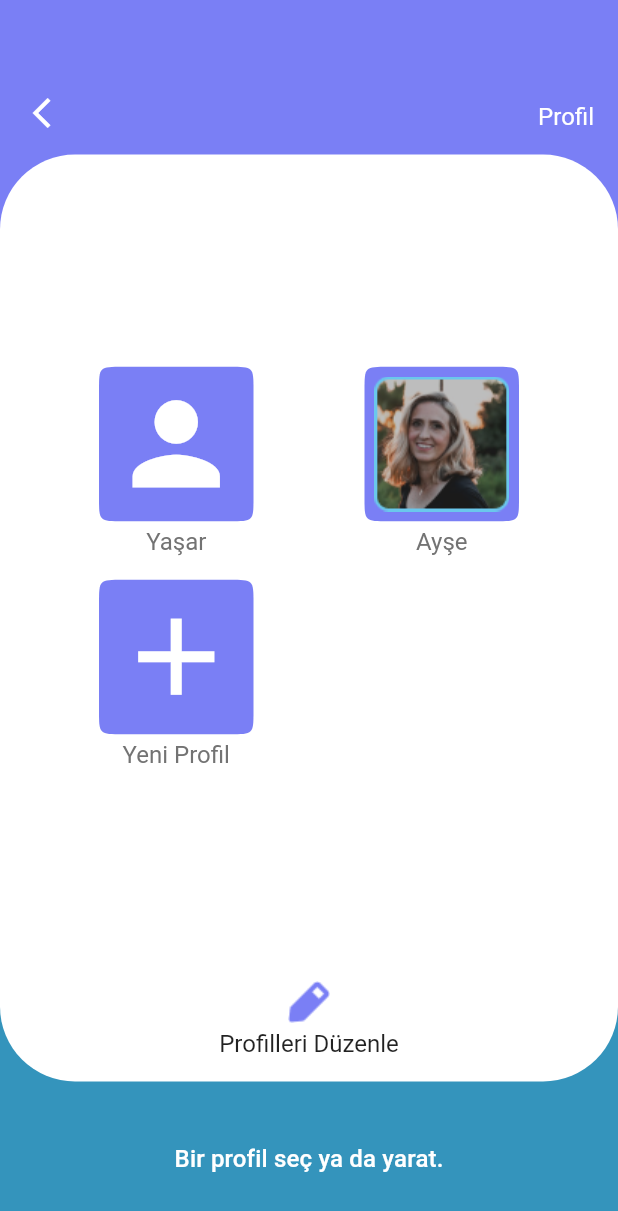
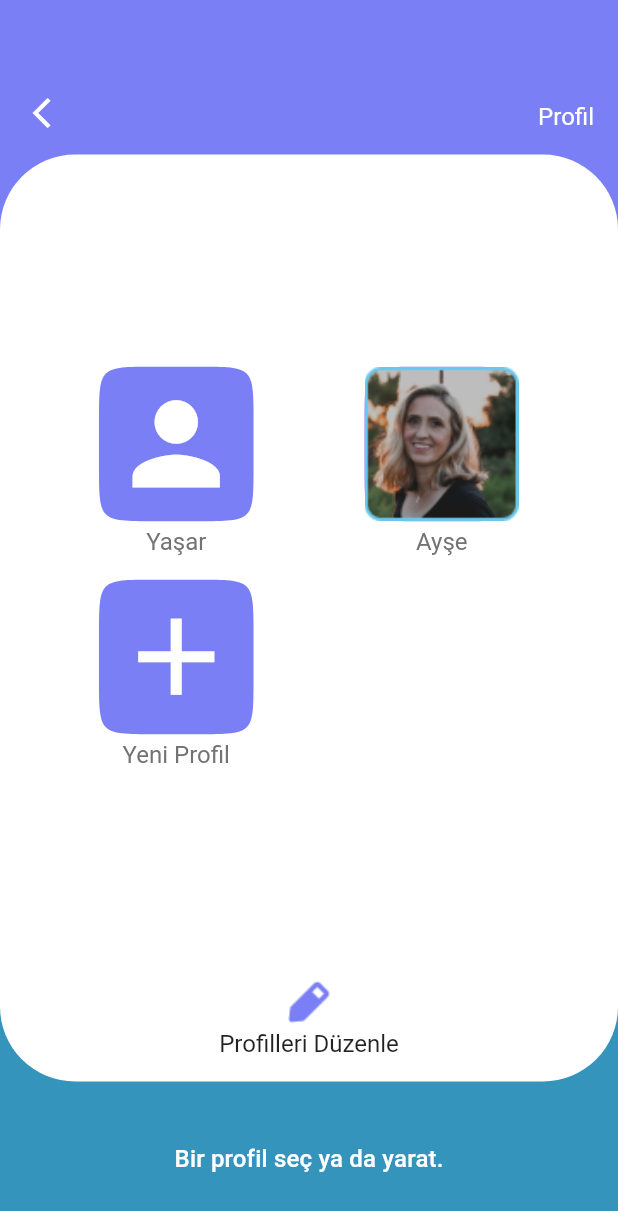
Before and after one commit to hasan-ciftci/dodi, a Flutter app: the EvaluationOverviewView screen opened by its route, after a tap on the "person" icon, on a phone screen of 412 x 824 dp. Shown: the top 1211 px of the screen. Run offline on Flutter 3.47's test engine with Material 2 defaults, Android fonts, the phone set to English and light mode, and no system bars; our stand-ins replace auto_size_text, charts_flutter, flutter_screenutil, mask_text_input_formatter.

Commit message:
Responsivity improvements and app name change.

```diff
--- a/lib/main.dart
+++ b/lib/main.dart
@@ -33,6 +33,7 @@
     return ScreenUtilInit(
       designSize: Size(360, 690),
       builder: () => MaterialApp(
+        debugShowCheckedModeBanner: false,
         builder: (context, child) => MediaQuery(
           child: child,
           data: MediaQuery.of(context).copyWith(textScaleFactor: 1.0),
--- a/lib/view/evaluation_overview_view.dart
+++ b/lib/view/evaluation_overview_view.dart
@@ -175,6 +175,7 @@
                     children: [
                       Expanded(
                         child: Row(
+                          mainAxisAlignment: MainAxisAlignment.spaceBetween,
                           children: [
                             Column(
                               crossAxisAlignment: CrossAxisAlignment.start,
@@ -183,21 +184,21 @@
                                   color: Colors.pinkAccent,
                                   text: 'Matematik',
                                   isSquare: false,
-                                  size: 8,
+                                  size: 8.sp,
                                   textColor: Colors.pinkAccent,
                                 ),
                                 Indicator(
                                   color: Colors.blue,
                                   text: 'Hayat Bilgisi',
                                   isSquare: false,
-                                  size: 8,
+                                  size: 8.sp,
                                   textColor: Colors.blue,
                                 ),
                                 Indicator(
                                   color: Colors.purple,
                                   text: 'İngilizce',
                                   isSquare: false,
-                                  size: 8,
+                                  size: 8.sp,
                                   textColor: Colors.purple,
                                 ),
                               ],
@@ -210,7 +211,7 @@
                                       .textTheme
                                       .bodyText1
                                       .copyWith(
-                                          fontSize: 16,
+                                          fontSize: 16.sp,
                                           color: Colors.pinkAccent),
                                 ),
                                 Text(
@@ -219,7 +220,7 @@
                                       .textTheme
                                       .bodyText1
                                       .copyWith(
-                                          fontSize: 16, color: Colors.blue),
+                                          fontSize: 16.sp, color: Colors.blue),
                                 ),
                                 Text(
                                   "%30",
@@ -227,7 +228,7 @@
                                       .textTheme
                                       .bodyText1
                                       .copyWith(
-                                        fontSize: 16,
+                                        fontSize: 16.sp,
                                         color: Colors.purple,
                                       ),
                                 ),
@@ -248,21 +249,21 @@
                                   color: Colors.amber,
                                   text: 'Türkçe',
                                   isSquare: false,
-                                  size: 8,
+                                  size: 8.sp,
                                   textColor: Colors.amber,
                                 ),
                                 Indicator(
                                   color: Colors.deepPurpleAccent,
                                   text: 'Zeka',
                                   isSquare: false,
-                                  size: 8,
+                                  size: 8.sp,
                                   textColor: Colors.deepPurpleAccent,
                                 ),
                                 Indicator(
                                   color: Colors.green,
                                   text: 'Fen Bilimleri',
                                   isSquare: false,
-                                  size: 8,
+                                  size: 8.sp,
                                   textColor: Colors.green,
                                 ),
                               ],
@@ -275,7 +276,7 @@
                                       .textTheme
                                       .bodyText1
                                       .copyWith(
-                                          fontSize: 16, color: Colors.amber),
+                                          fontSize: 16.sp, color: Colors.amber),
                                 ),
                                 Text(
                                   "%40",
@@ -283,7 +284,7 @@
                                       .textTheme
                                       .bodyText1
                                       .copyWith(
-                                          fontSize: 16,
+                                          fontSize: 16.sp,
                                           color: Colors.deepPurpleAccent),
                                 ),
                                 Text(
@@ -292,7 +293,7 @@
                                       .textTheme
                                       .bodyText1
                                       .copyWith(
-                                          fontSize: 16, color: Colors.green),
+                                          fontSize: 16.sp, color: Colors.green),
                                 ),
                               ],
                             )
@@ -639,7 +640,7 @@
         ),
         Text(
           text,
-          style: TextStyle(fontSize: 16, color: textColor),
+          style: TextStyle(fontSize: 16.sp, color: textColor),
         )
       ],
     );
--- a/lib/view/solutions/solutions_grade_twelve_view.dart
+++ b/lib/view/solutions/solutions_grade_twelve_view.dart
@@ -3,6 +3,7 @@
 
 import '../../core/constants/image_constants.dart';
 import '../finish_test_screen.dart';
+import 'package:flutter_screenutil/flutter_screenutil.dart';
 
 class SolutionsGradeTwelveView extends StatefulWidget {
   @override
@@ -140,10 +141,12 @@
               ),
               child: Column(
                 children: [
-                  Image.asset(ImageConstants.instance.video),
+                  SizedBox(
+                      height:size.height * .3,
+                      child: Image.asset(ImageConstants.instance.video,fit: BoxFit.contain,)),
                   Spacer(),
                   Text(
-                    "1. Sınıflar için Görsel Algı ve Dikkat Testi Soru Çözüm Videosu",
+                    "Soru Çözüm Videosu",
                     style: Theme.of(context)
                         .textTheme
                         .subtitle1
@@ -169,7 +172,7 @@
     return Stack(
       children: [
         Padding(
-          padding: EdgeInsets.only(bottom: 32.0),
+          padding: EdgeInsets.only(bottom: 32.0.sp),
           child: SingleChildScrollView(
             physics: BouncingScrollPhysics(),
             padding: EdgeInsets.symmetric(horizontal: 50),
--- a/lib/widget/profile_widget.dart
+++ b/lib/widget/profile_widget.dart
@@ -1,5 +1,6 @@
 import 'package:dodi/core/constants/image_constants.dart';
 import 'package:flutter/material.dart';
+import 'package:flutter_screenutil/flutter_screenutil.dart';
 
 class ProfileWidget extends StatefulWidget {
   final String name;
@@ -35,13 +36,13 @@
                 decoration: ShapeDecoration(
                   color: Theme.of(context).backgroundColor,
                   shape: ContinuousRectangleBorder(
-                      borderRadius: BorderRadius.circular(16.0)),
+                      borderRadius: BorderRadius.circular(32.0.r)),
                 ),
                 height: widget.size.width / 4,
                 width: widget.size.width / 4,
                 child: widget.image == null
                     ? buildProfileIcon()
-                    : Image.asset(widget.image),
+                    : Image.asset(widget.image,fit: BoxFit.contain,),
               ),
               SizedBox(
                 height: 4,
```
Also changed, not shown: 2 other files.
